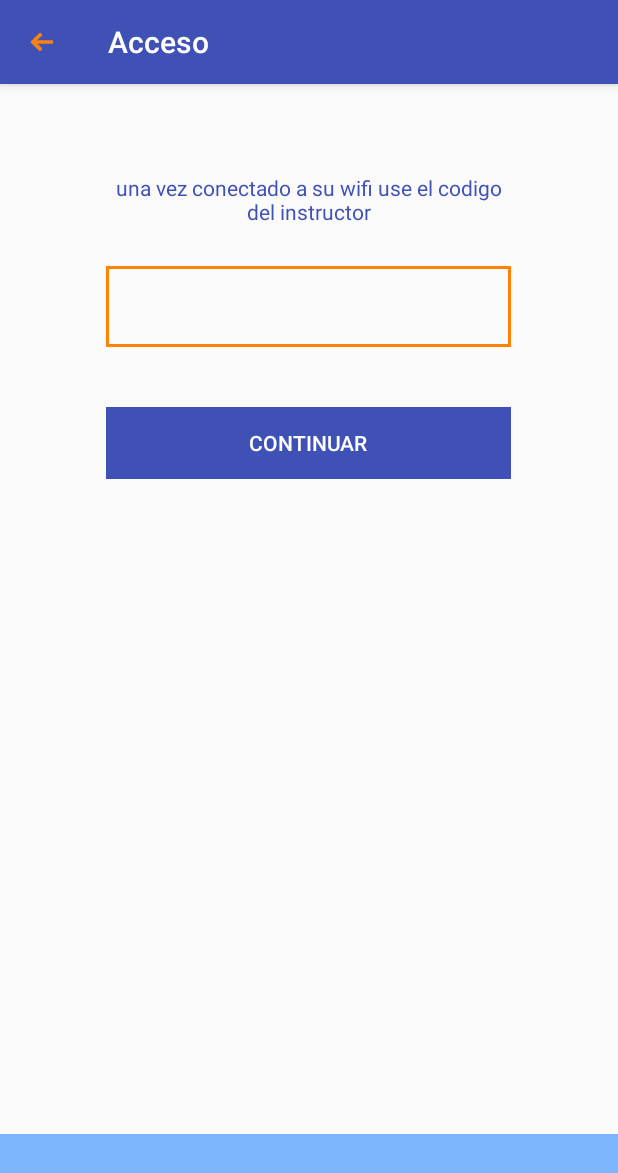
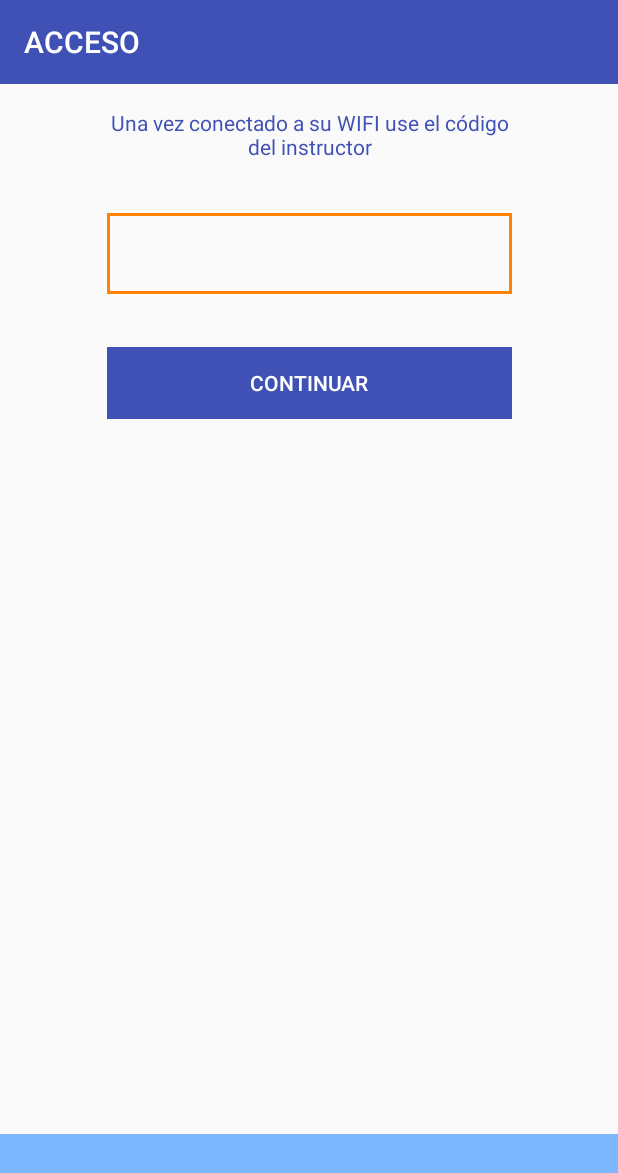
Before and after one commit to limonultra/bsb_october, an Android app: the Access screen opened directly, with no data from a screen before it, on a phone screen of 412 x 824 dp. Shown: the top 1173 px of the screen. Run offline under Robolectric (Android 15) with nearby library versions, the phone set to English and light mode, and no system bars; libraries missing offline, so code that uses them is left out: org.java_websocket, org.java_websocket.client, org.java_websocket.drafts, org.java_websocket.handshake.

Commit message:
Alpha-v1

```diff
--- a/app/build.gradle
+++ b/app/build.gradle
@@ -25,7 +25,7 @@ android {
 
 dependencies {
     implementation fileTree(dir: 'libs', include: ['*.jar'])
-    implementation"org.jetbrains.kotlin:kotlin-stdlib-jre7:$kotlin_version"
+    implementation "org.jetbrains.kotlin:kotlin-stdlib-jre7:$kotlin_version"
     implementation 'com.android.support:appcompat-v7:27.1.1'
     implementation 'com.android.support.constraint:constraint-layout:1.1.2'
     implementation 'com.android.support:design:27.1.1'
--- a/app/src/main/java/com/example/miau/mvp30/Access.kt
+++ b/app/src/main/java/com/example/miau/mvp30/Access.kt
@@ -11,6 +11,7 @@ import android.support.v4.app.FragmentTransaction
 import android.support.v4.app.NavUtils
 import android.support.v7.app.AlertDialog
 import android.support.v7.app.AppCompatActivity
+import android.support.v7.widget.Toolbar
 import android.text.Editable
 import android.text.TextWatcher
 import android.util.Log
@@ -43,6 +44,8 @@ class Access : AppCompatActivity(),ConnectivityReceiver.ConnectivityReceiverList
     override fun onCreate(savedInstanceState: Bundle?) {
         super.onCreate(savedInstanceState)
         setContentView(R.layout.activity_access)
+
+        var toolbar: Toolbar
         supportActionBar?.setDisplayHomeAsUpEnabled(true)
 
         registerReceiver(ConnectivityReceiver(), //wifi
--- a/app/src/main/res/layout/activity_access.xml
+++ b/app/src/main/res/layout/activity_access.xml
@@ -1,5 +1,5 @@
 <?xml version="1.0" encoding="utf-8"?>
-<RelativeLayout xmlns:android="http://schemas.android.com/apk/res/android"
+<android.support.constraint.ConstraintLayout xmlns:android="http://schemas.android.com/apk/res/android"
     xmlns:app="http://schemas.android.com/apk/res-auto"
     xmlns:tools="http://schemas.android.com/tools"
     android:layout_width="match_parent"
@@ -8,18 +8,38 @@
     tools:layout_editor_absoluteY="81dp"
      >
 
+    <android.support.v7.widget.Toolbar
+        android:id="@+id/toolbar"
+        android:layout_width="match_parent"
+        android:layout_height="wrap_content"
+        android:layout_alignParentStart="true"
+        android:layout_alignParentTop="true"
+        android:background="?attr/colorPrimary"
+        android:minHeight="?attr/actionBarSize"
+        android:theme="?attr/actionBarTheme"
+        app:layout_constraintEnd_toEndOf="parent"
+        app:layout_constraintStart_toStartOf="parent"
+        app:layout_constraintTop_toTopOf="parent"
+        app:title="@string/acceso"
+        app:titleTextColor="@android:color/white"/>
+
     <TextView
         android:id="@+id/textView"
         android:layout_width="270dp"
         android:layout_height="54dp"
         android:layout_alignParentTop="true"
         android:layout_centerHorizontal="true"
-        android:layout_marginTop="59dp"
-        android:text="una vez conectado a su wifi use el codigo del instructor"
+        android:layout_marginEnd="8dp"
+        android:layout_marginStart="8dp"
+        android:layout_marginTop="16dp"
+        android:text="@string/instruccion"
         android:textAlignment="center"
         android:textAppearance="?android:attr/textAppearanceLarge"
         android:textColor="@color/colorPrimary"
-        android:textSize="14sp" />
+        android:textSize="14sp"
+        app:layout_constraintEnd_toEndOf="parent"
+        app:layout_constraintStart_toStartOf="parent"
+        app:layout_constraintTop_toBottomOf="@+id/toolbar" />
 
     <EditText
         android:id="@+id/profPin"
@@ -27,14 +47,17 @@
         android:layout_height="54dp"
         android:layout_alignParentTop="true"
         android:layout_centerHorizontal="true"
-        android:layout_marginTop="121dp"
+        android:layout_marginTop="16dp"
         android:background="@drawable/custom_button"
         android:ems="4"
         android:inputType="text"
         android:maxLength="4"
         android:selectAllOnFocus="true"
         android:singleLine="false"
-        android:textAlignment="center">
+        android:textAlignment="center"
+        app:layout_constraintEnd_toEndOf="@+id/textView"
+        app:layout_constraintStart_toStartOf="@+id/textView"
+        app:layout_constraintTop_toBottomOf="@+id/textView">
 
         <requestFocus />
     </EditText>
@@ -46,11 +69,14 @@
         android:layout_height="wrap_content"
         android:layout_alignParentTop="true"
         android:layout_centerHorizontal="true"
-        android:layout_marginTop="183dp"
+        android:layout_marginTop="8dp"
         android:text=""
         android:textAppearance="?android:attr/textAppearanceLarge"
         android:textSize="14sp"
-        android:visibility="invisible" />
+        android:visibility="invisible"
+        app:layout_constraintEnd_toEndOf="@+id/profPin"
+        app:layout_constraintStart_toStartOf="@+id/profPin"
+        app:layout_constraintTop_toBottomOf="@+id/profPin" />
 
     <Button
         android:id="@+id/b2"
@@ -58,11 +84,14 @@
         android:layout_height="wrap_content"
         android:layout_alignParentTop="true"
         android:layout_centerHorizontal="true"
-        android:layout_marginTop="215dp"
+        android:layout_marginTop="8dp"
         android:background="@color/colorPrimary"
         android:enabled="false"
-        android:text="Continuar"
-        android:textColor="@android:color/white" />
+        android:text="@string/continuar"
+        android:textColor="@android:color/white"
+        app:layout_constraintEnd_toEndOf="@+id/profPin"
+        app:layout_constraintStart_toStartOf="@+id/profPin"
+        app:layout_constraintTop_toBottomOf="@+id/deviceOnline" />
 
     <TextView
         android:id="@+id/wifiname"
@@ -70,13 +99,13 @@
         android:layout_height="68dp"
         android:layout_alignParentBottom="true"
         android:layout_alignParentStart="true"
-        android:layout_marginBottom="0dp"
         android:background="@color/light"
         android:gravity="center"
         android:text=""
         android:textAppearance="?android:attr/textAppearanceLarge"
         android:textColor="@android:color/background_light"
-        android:textSize="14sp" />
+        android:textSize="14sp"
+        app:layout_constraintBottom_toBottomOf="parent" />
 
 
-</RelativeLayout>
+</android.support.constraint.ConstraintLayout>
--- a/app/src/main/res/values/strings.xml
+++ b/app/src/main/res/values/strings.xml
@@ -1,4 +1,8 @@
 <resources>
     <string name="app_name">MVP3.0</string>
     <string name="pinlockupimage">PINlockupImage</string>
+    <string name="acceso">ACCESO</string>
+    <string name="instruccion">Una vez conectado a su WIFI use el código del instructor</string>
+    <string name="continuar">Continuar</string>
+    <string name="ajustes">Ajustes</string>
 </resources>
--- a/app/src/main/res/values/styles.xml
+++ b/app/src/main/res/values/styles.xml
@@ -1,7 +1,7 @@
 <resources>
 
     <!-- Base application theme. -->
-    <style name="AppTheme" parent="Theme.AppCompat.Light.DarkActionBar">
+    <style name="AppTheme" parent="Theme.AppCompat.Light.NoActionBar">
         <!-- Customize your theme here. -->
         <item name="colorPrimary">@color/colorPrimary</item>
         <item name="colorPrimaryDark">@color/colorPrimaryDark</item>
```
Also changed, not shown: app/src/main/AndroidManifest.xml (+29 -27 lines), app/src/main/java/com/example/miau/mvp30/Menu.kt (+12 -0 lines), app/src/main/java/com/example/miau/mvp30/Settings.kt (added, +20 -0 lines), app/src/main/res/layout/activity_menu.xml (+38 -38 lines), app/src/main/res/layout/activity_settings.xml (added, +51 -0 lines), app/src/main/res/menu/settings.xml (added, +11 -0 lines).
